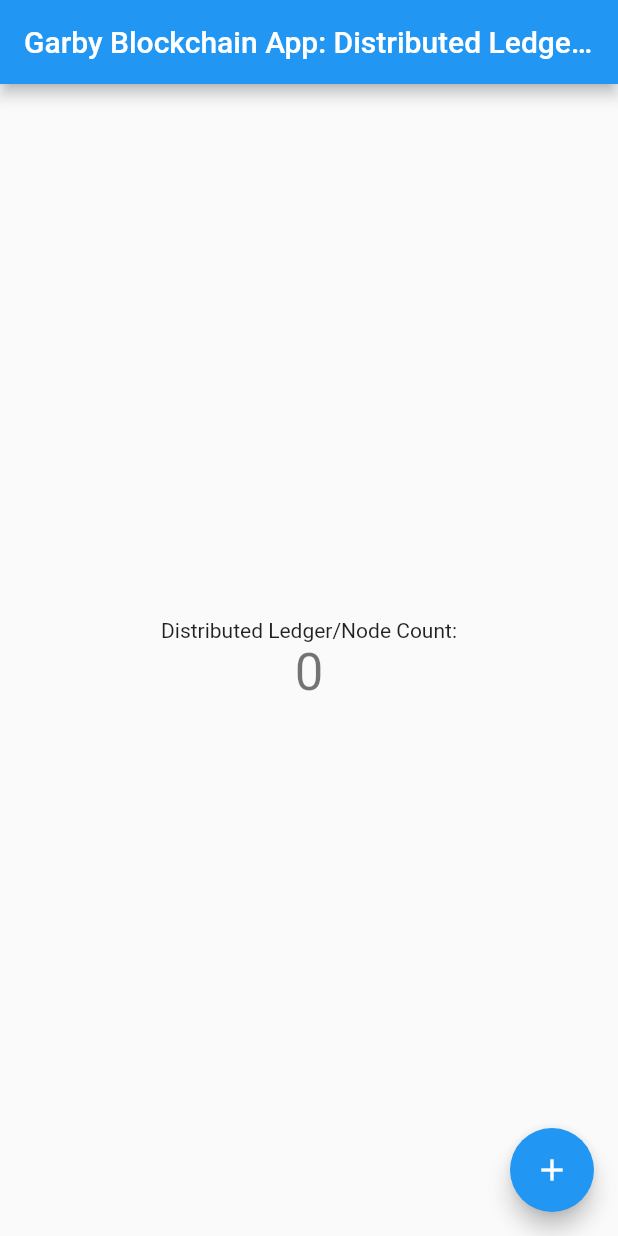
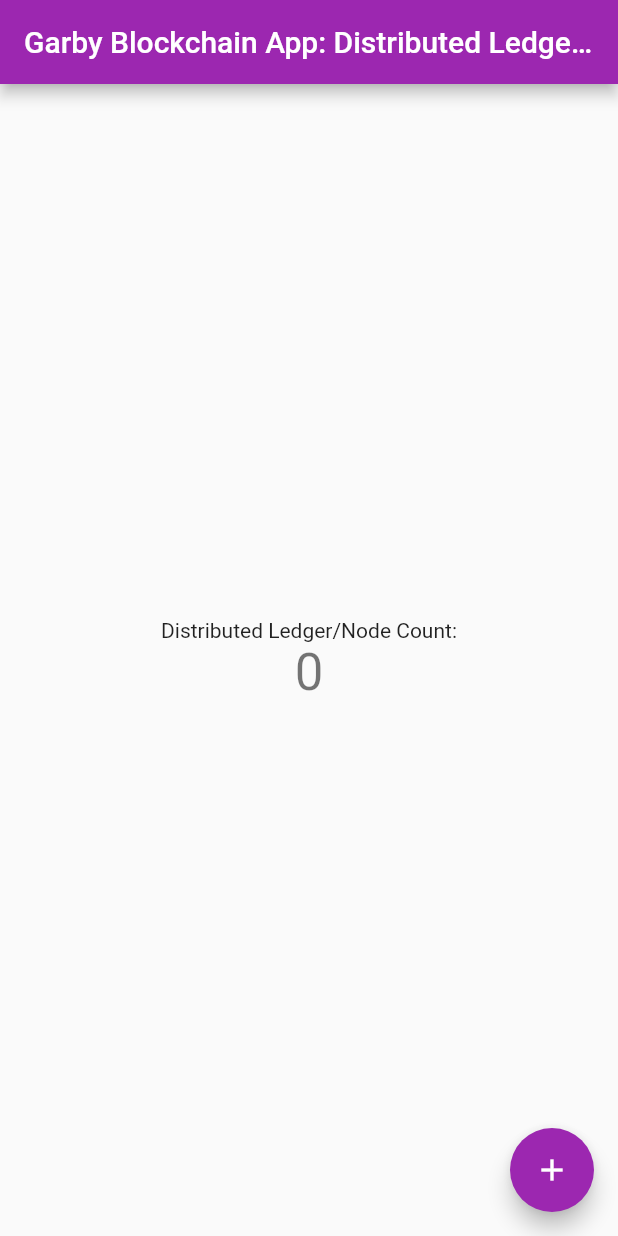
Before and after one commit to GarbyX/flutter_app1, a Flutter app: the screen it shows after launch, on a phone screen of 412 x 824 dp. Run offline on Flutter 3.47's test engine with Material 2 defaults, Android fonts, the phone set to English and light mode, and no system bars.

Commit message:
commit this first.

```diff
--- a/lib/main.dart
+++ b/lib/main.dart
@@ -13,16 +13,7 @@ class MyApp extends StatelessWidget {
     return MaterialApp(
       title: 'Flutter Demo',
       theme: ThemeData(
-        // This is the theme of your application.
-        //
-        // Try running your application with "flutter run". You'll see the
-        // application has a blue toolbar. Then, without quitting the app, try
-        // changing the primarySwatch below to Colors.green and then invoke
-        // "hot reload" (press "r" in the console where you ran "flutter run",
-        // or simply save your changes to "hot reload" in a Flutter IDE).
-        // Notice that the counter didn't reset back to zero; the application
-        // is not restarted.
-        primarySwatch: Colors.blue,
+               primarySwatch: Colors.purple,
       ),
       home: const MyHomePage(title: 'Garby Blockchain App: Distributed Ledgers'),
     );
@@ -31,15 +22,6 @@ class MyApp extends StatelessWidget {
 
 class MyHomePage extends StatefulWidget {
   const MyHomePage({Key? key, required this.title}) : super(key: key);
-
-  // This widget is the home page of your application. It is stateful, meaning
-  // that it has a State object (defined below) that contains fields that affect
-  // how it looks.
-
-  // This class is the configuration for the state. It holds the values (in this
-  // case the title) provided by the parent (in this case the App widget) and
-  // used by the build method of the State. Fields in a Widget subclass are
-  // always marked "final".
 
   final String title;
 
@@ -52,47 +34,23 @@ class _MyHomePageState extends State<MyHomePage> {
 
   void _incrementCounter() {
     setState(() {
-      // This call to setState tells the Flutter framework that something has
-      // changed in this State, which causes it to rerun the build method below
-      // so that the display can reflect the updated values. If we changed
-      // _counter without calling setState(), then the build method would not be
-      // called again, and so nothing would appear to happen.
+
       _counter++;
     });
   }
 
   @override
   Widget build(BuildContext context) {
-    // This method is rerun every time setState is called, for instance as done
-    // by the _incrementCounter method above.
-    //
-    // The Flutter framework has been optimized to make rerunning build methods
-    // fast, so that you can just rebuild anything that needs updating rather
-    // than having to individually change instances of widgets.
+
     return Scaffold(
       appBar: AppBar(
-        // Here we take the value from the MyHomePage object that was created by
-        // the App.build method, and use it to set our appbar title.
+
         title: Text(widget.title),
       ),
       body: Center(
-        // Center is a layout widget. It takes a single child and positions it
-        // in the middle of the parent.
+
         child: Column(
-          // Column is also a layout widget. It takes a list of children and
-          // arranges them vertically. By default, it sizes itself to fit its
-          // children horizontally, and tries to be as tall as its parent.
-          //
-          // Invoke "debug painting" (press "p" in the console, choose the
-          // "Toggle Debug Paint" action from the Flutter Inspector in Android
-          // Studio, or the "Toggle Debug Paint" command in Visual Studio Code)
-          // to see the wireframe for each widget.
-          //
-          // Column has various properties to control how it sizes itself and
-          // how it positions its children. Here we use mainAxisAlignment to
-          // center the children vertically; the main axis here is the vertical
-          // axis because Columns are vertical (the cross axis would be
-          // horizontal).
+
           mainAxisAlignment: MainAxisAlignment.center,
           children: <Widget>[
             const Text(
```
